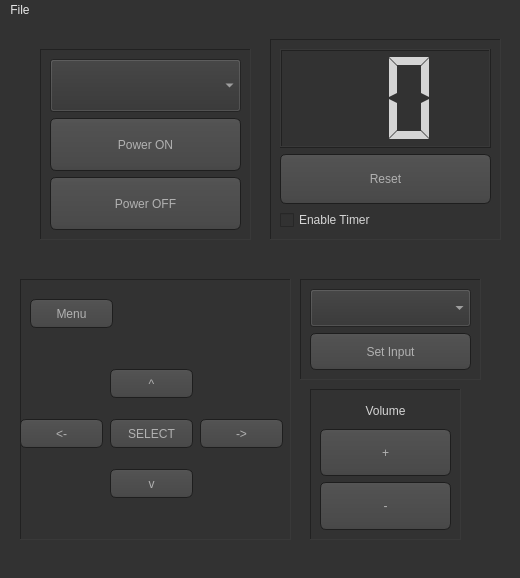
Old version of the form mainwindow.ui in the repository NSklenicka/PT-F200U.
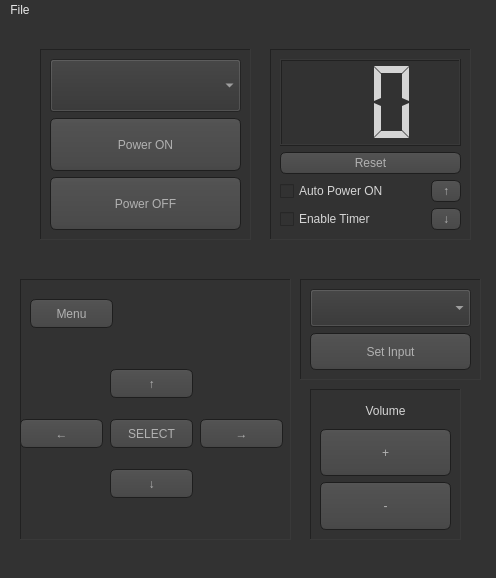
New version of the form.

Commit message: timer up down auto power on

Diff of the .ui file:
```diff
--- a/mainwindow.ui
+++ b/mainwindow.ui
@@ -6,7 +6,7 @@
    <rect>
     <x>0</x>
     <y>0</y>
-    <width>520</width>
+    <width>496</width>
     <height>578</height>
    </rect>
   </property>
@@ -436,7 +436,7 @@
       </rect>
      </property>
      <property name="text">
-      <string>^</string>
+      <string>↑</string>
      </property>
     </widget>
     <widget class="QPushButton" name="buttonDown">
@@ -449,7 +449,7 @@
       </rect>
      </property>
      <property name="text">
-      <string>v</string>
+      <string>↓</string>
      </property>
     </widget>
     <widget class="QPushButton" name="buttonSelect">
@@ -475,7 +475,7 @@
       </rect>
      </property>
      <property name="text">
-      <string>&lt;-</string>
+      <string>←</string>
      </property>
     </widget>
     <widget class="QPushButton" name="buttonRight">
@@ -488,7 +488,7 @@
       </rect>
      </property>
      <property name="text">
-      <string>-&gt;</string>
+      <string>→</string>
      </property>
     </widget>
    </widget>
@@ -496,9 +496,9 @@
     <property name="geometry">
      <rect>
       <x>270</x>
-      <y>20</y>
-      <width>231</width>
-      <height>201</height>
+      <y>30</y>
+      <width>201</width>
+      <height>191</height>
      </rect>
     </property>
     <property name="frameShape">
@@ -507,13 +507,41 @@
     <property name="frameShadow">
      <enum>QFrame::Sunken</enum>
     </property>
-    <layout class="QVBoxLayout" name="verticalLayout_3">
-     <item>
+    <layout class="QGridLayout" name="gridLayout">
+     <item row="4" column="0">
+      <widget class="QCheckBox" name="checkBoxTimerEnable">
+       <property name="text">
+        <string>Enable Timer</string>
+       </property>
+      </widget>
+     </item>
+     <item row="3" column="0">
+      <widget class="QCheckBox" name="checkBoxAutoPowerOnEnable">
+       <property name="text">
+        <string>Auto Power ON</string>
+       </property>
+      </widget>
+     </item>
+     <item row="4" column="2">
+      <widget class="QPushButton" name="buttonTimerDecrease">
+       <property name="text">
+        <string>↓</string>
+       </property>
+      </widget>
+     </item>
+     <item row="3" column="2">
+      <widget class="QPushButton" name="buttonTimerIncrease">
+       <property name="text">
+        <string>↑</string>
+       </property>
+      </widget>
+     </item>
+     <item row="0" column="0" rowspan="2" colspan="3">
       <widget class="QLCDNumber" name="timerDisplay">
        <property name="sizePolicy">
-        <sizepolicy hsizetype="Preferred" vsizetype="Preferred">
+        <sizepolicy hsizetype="Expanding" vsizetype="Expanding">
          <horstretch>0</horstretch>
-         <verstretch>2</verstretch>
+         <verstretch>5</verstretch>
         </sizepolicy>
        </property>
        <property name="digitCount">
@@ -530,12 +558,12 @@
        </property>
       </widget>
      </item>
-     <item>
+     <item row="2" column="0" colspan="3">
       <widget class="QPushButton" name="butonResetTimer">
        <property name="sizePolicy">
-        <sizepolicy hsizetype="Preferred" vsizetype="Minimum">
+        <sizepolicy hsizetype="Preferred" vsizetype="Fixed">
          <horstretch>0</horstretch>
-         <verstretch>1</verstretch>
+         <verstretch>0</verstretch>
         </sizepolicy>
        </property>
        <property name="text">
@@ -543,13 +571,6 @@
        </property>
       </widget>
      </item>
-     <item>
-      <widget class="QCheckBox" name="checkBoxTimerEnable">
-       <property name="text">
-        <string>Enable Timer</string>
-       </property>
-      </widget>
-     </item>
     </layout>
    </widget>
    <widget class="QFrame" name="frame_5">
@@ -618,7 +639,7 @@
     <rect>
      <x>0</x>
      <y>0</y>
-     <width>520</width>
+     <width>496</width>
      <height>25</height>
     </rect>
    </property>
```
The commit also changes 4 other files.
